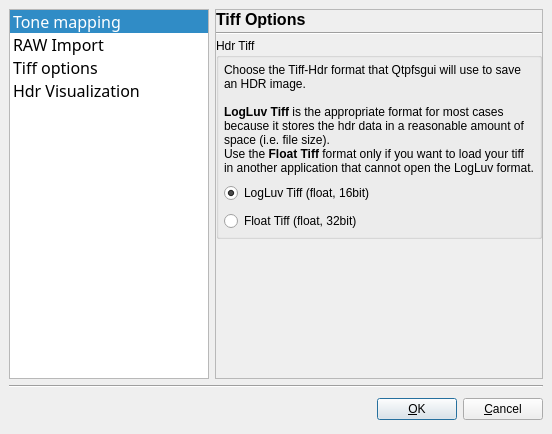
First picture: the form in forms/options.ui, repository LuminanceHDR/LuminanceHDR, before the edit.
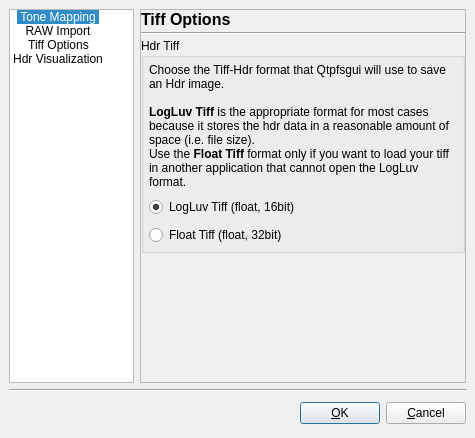
Second picture: the form after the edit. The open tabs and pages were chosen to show the change. Icons and pictures are not drawn.

Diff of the .ui file:
```diff
--- a/forms/options.ui
+++ b/forms/options.ui
@@ -5,8 +5,8 @@
    <rect>
     <x>0</x>
     <y>0</y>
-    <width>552</width>
-    <height>430</height>
+    <width>475</width>
+    <height>438</height>
    </rect>
   </property>
   <property name="windowTitle" >
@@ -34,32 +34,18 @@
       <widget class="QListWidget" name="OptionListWidget" >
        <property name="sizePolicy" >
         <sizepolicy>
-         <hsizetype>1</hsizetype>
-         <vsizetype>5</vsizetype>
+         <hsizetype>3</hsizetype>
+         <vsizetype>7</vsizetype>
          <horstretch>0</horstretch>
          <verstretch>0</verstretch>
         </sizepolicy>
        </property>
-       <property name="maximumSize" >
+       <property name="minimumSize" >
         <size>
-         <width>200</width>
-         <height>16777215</height>
+         <width>123</width>
+         <height>0</height>
         </size>
        </property>
-       <property name="font" >
-        <font>
-         <family>Sans Serif</family>
-         <pointsize>12</pointsize>
-         <weight>50</weight>
-         <italic>false</italic>
-         <bold>false</bold>
-         <underline>false</underline>
-         <strikeout>false</strikeout>
-        </font>
-       </property>
-       <property name="autoFillBackground" >
-        <bool>false</bool>
-       </property>
        <property name="iconSize" >
         <size>
          <width>22</width>
@@ -70,13 +56,10 @@
         <enum>QListView::Fixed</enum>
        </property>
        <property name="spacing" >
-        <number>2</number>
+        <number>5</number>
        </property>
        <property name="viewMode" >
-        <enum>QListView::ListMode</enum>
-       </property>
-       <property name="modelColumn" >
-        <number>0</number>
+        <enum>QListView::IconMode</enum>
        </property>
        <property name="uniformItemSizes" >
         <bool>true</bool>
@@ -86,7 +69,7 @@
        </property>
        <item>
         <property name="text" >
-         <string>Tone mapping</string>
+         <string>Tone Mapping</string>
         </property>
         <property name="icon" >
          <iconset resource="../icons.qrc" >:/new/prefix1/images/tonemap.png</iconset>
@@ -102,7 +85,7 @@
        </item>
        <item>
         <property name="text" >
-         <string>Tiff options</string>
+         <string>Tiff Options</string>
         </property>
         <property name="icon" >
          <iconset resource="../icons.qrc" >:/new/prefix1/images/raw_import.png</iconset>
@@ -557,7 +540,7 @@
                <string>&lt;html>&lt;head>&lt;meta name="qrichtext" content="1" />&lt;style type="text/css">
 p, li { white-space: pre-wrap; }
 &lt;/style>&lt;/head>&lt;body style=" font-family:'Sans Serif'; font-size:9pt; font-weight:400; font-style:normal; text-decoration:none;">
-&lt;p style=" margin-top:0px; margin-bottom:0px; margin-left:0px; margin-right:0px; -qt-block-indent:0; text-indent:0px;">Choose the Tiff-Hdr format that Qtpfsgui will use to save an HDR image.&lt;/p>
+&lt;p style=" margin-top:0px; margin-bottom:0px; margin-left:0px; margin-right:0px; -qt-block-indent:0; text-indent:0px;">Choose the Tiff-Hdr format that Qtpfsgui will use to save an Hdr image.&lt;/p>
 &lt;p style="-qt-paragraph-type:empty; margin-top:0px; margin-bottom:0px; margin-left:0px; margin-right:0px; -qt-block-indent:0; text-indent:0px;">&lt;/p>
 &lt;p style=" margin-top:0px; margin-bottom:0px; margin-left:0px; margin-right:0px; -qt-block-indent:0; text-indent:0px;">&lt;span style=" font-weight:600;">LogLuv Tiff&lt;/span> is the appropriate format for most cases because it stores the hdr data in a reasonable amount of space (i.e. file size).&lt;/p>
 &lt;p style=" margin-top:0px; margin-bottom:0px; margin-left:0px; margin-right:0px; -qt-block-indent:0; text-indent:0px;">Use the &lt;span style=" font-weight:600;">Float Tiff&lt;/span> format only if you want to load your tiff in another application that cannot open the LogLuv format.&lt;/p>&lt;/body>&lt;/html></string>
```
Left out of the diff: 3 changed lines with no effect on the pictures.
